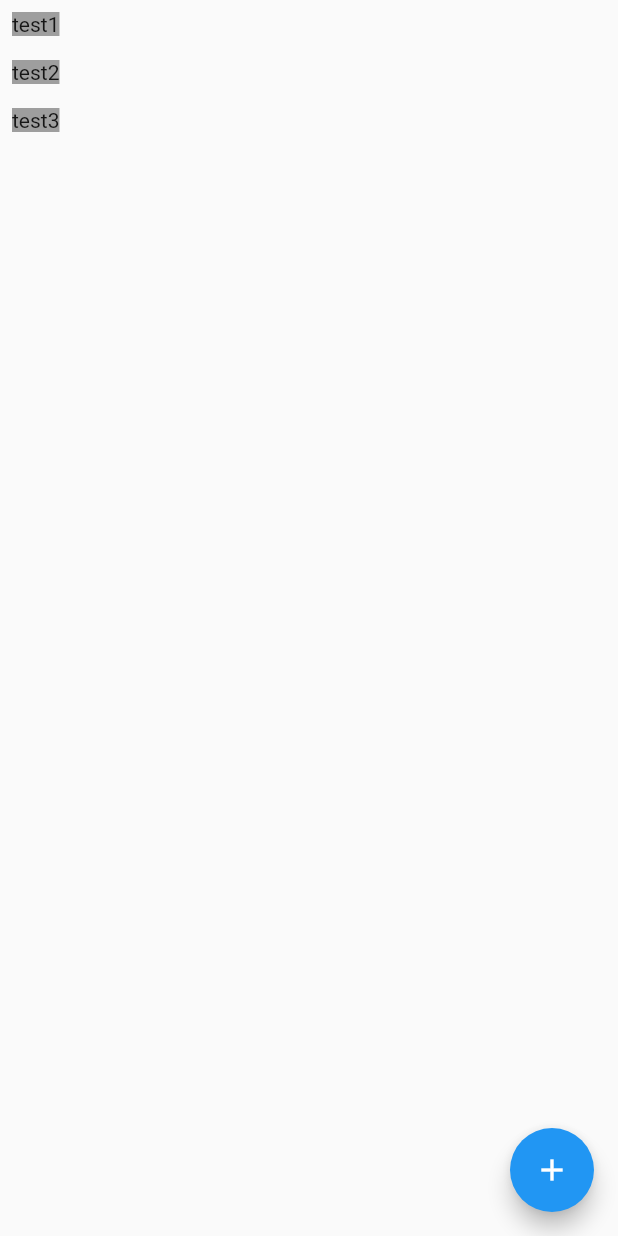
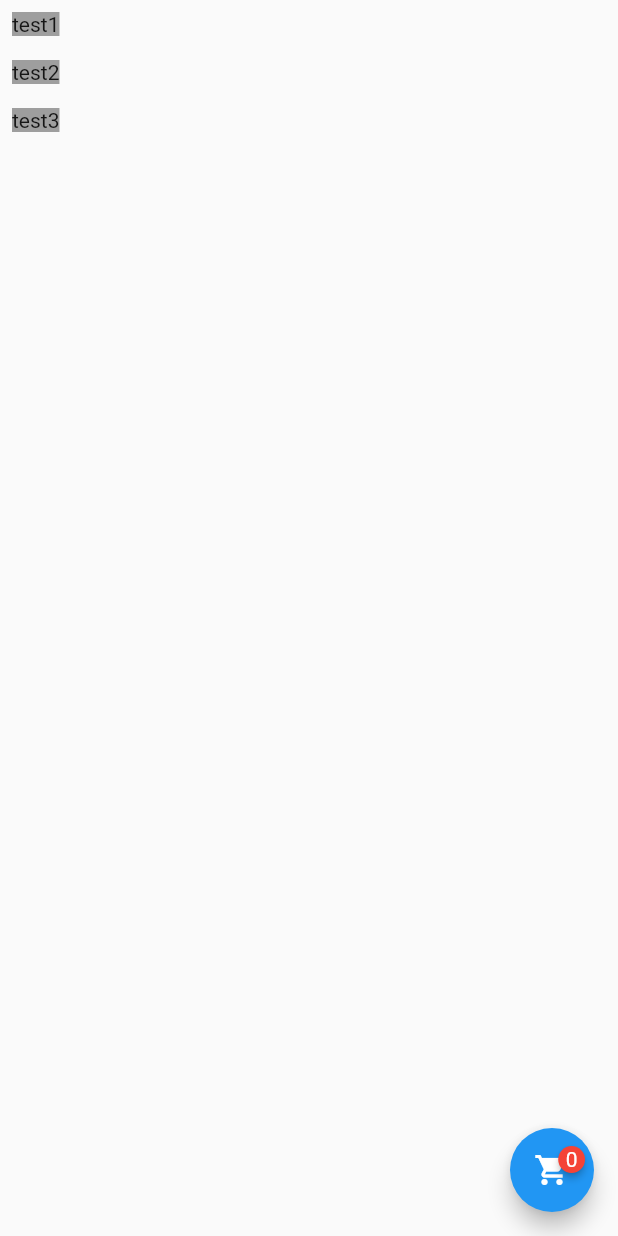
Before and after one commit to iEmDevX/flutter-food-list-workshop, a Flutter app: the screen it shows after launch, on a phone screen of 412 x 824 dp. Run offline on Flutter 3.47's test engine with Material 2 defaults, Android fonts, the phone set to English and light mode, and no system bars; drawn by our look-alikes of badges.

Commit message:
add badges

```diff
--- a/lib/screens/food_list_screen.dart
+++ b/lib/screens/food_list_screen.dart
@@ -1,3 +1,4 @@
+import 'package:badges/badges.dart';
 import 'package:flutter/material.dart';
 import 'package:food_list/entities/food_info.dart';
 import 'package:food_list/widgets/food_card_widget.dart';
@@ -17,19 +18,41 @@ class _FoodListScreenState extends State<FoodListScreen> {
   ];
 
   void onPressedOrderButton() {
-    // todo: make: Go to Order Screen, Send food details
+    // todo: Go to Order Screen, Send food details
   }
+
+  String getAmountOrder() {
+    // todo: edit this function
+    return '0';
+  }
+
+  // todo: decrease amount function
+  // todo: increase amount function
 
   @override
   Widget build(BuildContext context) {
     return Scaffold(
       body: Column(
-        children: foods.map<Widget>((item) => FoodCardWidget(foodInfo: item)).toList(),
+        children: foods
+            .map<Widget>(
+              (item) => FoodCardWidget(
+                foodInfo: item,
+                onTabIncrease: () {},
+                onTabDecrease: () {},
+              ),
+            )
+            .toList(),
       ),
       floatingActionButton: FloatingActionButton(
         onPressed: onPressedOrderButton,
         tooltip: 'Go to Order Screen',
-        child: const Icon(Icons.add),
+        child: Badge(
+          badgeContent: Text(
+            getAmountOrder(),
+            style: const TextStyle(color: Colors.white),
+          ),
+          child: const Icon(Icons.shopping_cart),
+        ),
       ),
     );
   }
--- a/lib/widgets/food_card_widget.dart
+++ b/lib/widgets/food_card_widget.dart
@@ -3,7 +3,16 @@ import 'package:food_list/entities/food_info.dart';
 
 class FoodCardWidget extends StatelessWidget {
   final FoodInfo foodInfo;
-  const FoodCardWidget({super.key, required this.foodInfo});
+  // can use VoidCallback Instead of void Function()
+  final void Function() onTabIncrease;
+  final void Function() onTabDecrease;
+
+  const FoodCardWidget({
+    super.key,
+    required this.foodInfo,
+    required this.onTabIncrease,
+    required this.onTabDecrease,
+  });
 
   @override
   Widget build(BuildContext context) {
--- a/pubspec.yaml
+++ b/pubspec.yaml
@@ -36,6 +36,7 @@ dependencies:
   # The following adds the Cupertino Icons font to your application.
   # Use with the CupertinoIcons class for iOS style icons.
   cupertino_icons: ^1.0.2
+  badges: ^2.0.3
 
 dev_dependencies:
   flutter_test:
```
Also changed, not shown: pubspec.lock.
